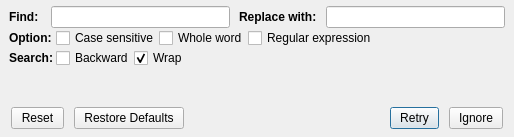
Old version of the form library/tulip-python/designer/FindReplaceDialog.ui in the repository Tulip-Dev/tulip.
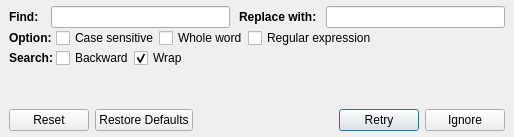
New version of the form. Icons and pictures are not drawn.

Commit message: tulip-python style sheets cleanup: use the perspective main window style sheet as much as possible

What changed in the file:
```diff
--- a/library/tulip-python/designer/FindReplaceDialog.ui
+++ b/library/tulip-python/designer/FindReplaceDialog.ui
@@ -20,41 +20,7 @@
    <string>Find / Replace</string>
   </property>
   <property name="styleSheet">
-   <string notr="true">QPushButton {
-border-image: url(:/tulip/gui/ui/btn_26.png) 4;
-border-width: 4;
-padding: 0px 6px;
-font-size: 12px;
-}
-QPushButton::flat {
-border-image: none;
-border-width: 4;
-padding: 0px 6px;
-font-size: 12px;
-background-color: transparent;
-}
-QPushButton {
-color: black;
-}
-QPushButton:hover {
-border-image: url(:/tulip/gui/ui/btn_26_hover.png) 4;
-}
-QPushButton:disabled {
-color:gray;
-}
-QPushButton:pressed {
-border-image: url(:/tulip/gui/ui/btn_26_pressed.png) 4;
-}
-QPushButton::menu-indicator{
-subcontrol-origin: margin;
-subcontrol-position: center right;
-right: 4px;
-}
-QPushButton {
-outline: none;
-margin: 2
-}
-QLabel {
+   <string notr="true">QLabel {
 font: bold;
 }
    </string>
```
The commit also changes 2 other files.
